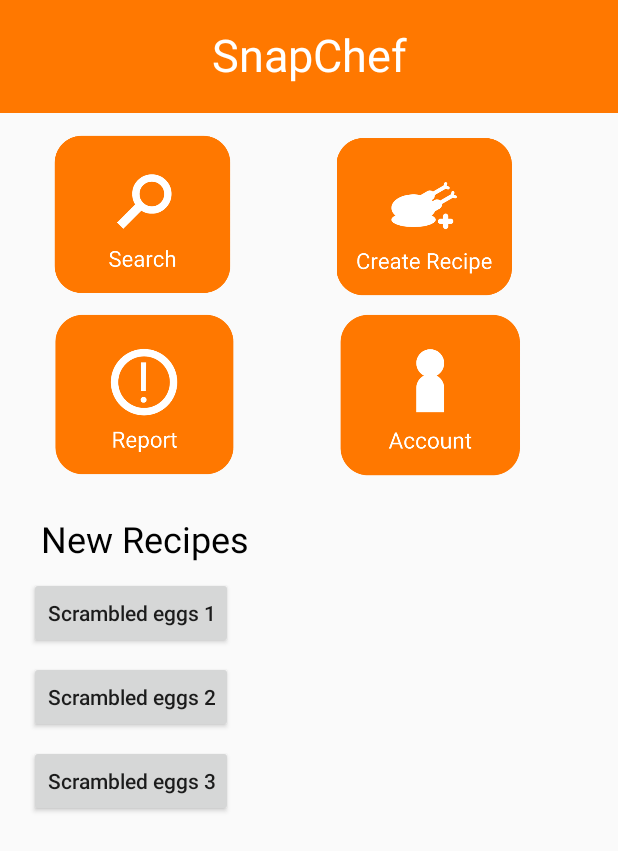
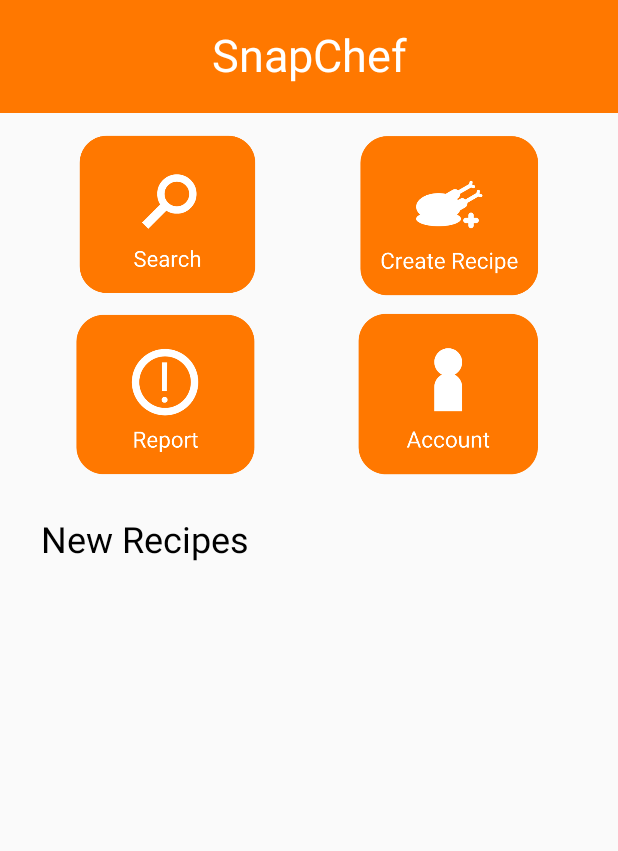
Before and after one commit to CP317-SnapChef/SnapChef, an Android app: the HomeView screen opened directly, with no data from a screen before it, on a phone screen of 412 x 824 dp. Shown: the top 851 px of the screen. Run offline under Robolectric (Android 15) with nearby library versions, the phone set to English and light mode, and no system bars; Roboto replaces fonts that are not available here.

Commit message:
cleaned up and aligned homeview

```diff
--- a/Android/SnapChef/app/src/main/java/app/snapchef/com/base/HomeView.java
+++ b/Android/SnapChef/app/src/main/java/app/snapchef/com/base/HomeView.java
@@ -65,38 +65,38 @@ public class HomeView extends AppCompatActivity {
             }
         });
 
-        viewButton = (Button)findViewById(R.id.viewRecipe);
-        //viewButton.setText(apiTESTActivity.recipeList[0].getRecipeName());
-        viewButton.setOnClickListener(new View.OnClickListener() {
-            @Override
-            public void onClick(View v) {
-                chooseRecipe = 0;
-                intent = new Intent(getApplicationContext(),ViewRecipeView.class);
-                startActivity(intent);
-            }
-        });
-
-        viewButton2 = (Button)findViewById(R.id.viewRecipe2);
-        //viewButton.setText(apiTESTActivity.recipeList[0].getRecipeName());
-        viewButton2.setOnClickListener(new View.OnClickListener() {
-            @Override
-            public void onClick(View v) {
-                chooseRecipe = 1;
-                intent = new Intent(getApplicationContext(),ViewRecipeView.class);
-                startActivity(intent);
-            }
-        });
-
-        viewButton3 = (Button)findViewById(R.id.viewRecipe3);
-        //viewButton.setText(apiTESTActivity.recipeList[0].getRecipeName());
-        viewButton3.setOnClickListener(new View.OnClickListener() {
-            @Override
-            public void onClick(View v) {
-                chooseRecipe = 2;
-                intent = new Intent(getApplicationContext(),ViewRecipeView.class);
-                startActivity(intent);
-            }
-        });
+//        viewButton = (Button)findViewById(R.id.viewRecipe);
+//        //viewButton.setText(apiTESTActivity.recipeList[0].getRecipeName());
+//        viewButton.setOnClickListener(new View.OnClickListener() {
+//            @Override
+//            public void onClick(View v) {
+//                chooseRecipe = 0;
+//                intent = new Intent(getApplicationContext(),ViewRecipeView.class);
+//                startActivity(intent);
+//            }
+//        });
+//
+//        viewButton2 = (Button)findViewById(R.id.viewRecipe2);
+//        //viewButton.setText(apiTESTActivity.recipeList[0].getRecipeName());
+//        viewButton2.setOnClickListener(new View.OnClickListener() {
+//            @Override
+//            public void onClick(View v) {
+//                chooseRecipe = 1;
+//                intent = new Intent(getApplicationContext(),ViewRecipeView.class);
+//                startActivity(intent);
+//            }
+//        });
+//
+//        viewButton3 = (Button)findViewById(R.id.viewRecipe3);
+//        //viewButton.setText(apiTESTActivity.recipeList[0].getRecipeName());
+//        viewButton3.setOnClickListener(new View.OnClickListener() {
+//            @Override
+//            public void onClick(View v) {
+//                chooseRecipe = 2;
+//                intent = new Intent(getApplicationContext(),ViewRecipeView.class);
+//                startActivity(intent);
+//            }
+//        });
 
     }
 
--- a/Android/SnapChef/app/src/main/res/layout/activity_home_view.xml
+++ b/Android/SnapChef/app/src/main/res/layout/activity_home_view.xml
@@ -42,10 +42,10 @@
 
     <ImageButton
         android:id="@+id/searchButton"
-        android:layout_width="118dp"
+        android:layout_width="123dp"
         android:layout_height="111dp"
-        android:layout_marginStart="36dp"
-        android:layout_marginLeft="36dp"
+        android:layout_marginStart="50dp"
+        android:layout_marginLeft="50dp"
         android:layout_marginTop="88dp"
         android:background="@null"
         android:scaleType="centerCrop"
@@ -56,17 +56,17 @@
 
     <ImageButton
         android:id="@+id/createRecipeButton"
-        android:layout_width="118dp"
+        android:layout_width="123dp"
         android:layout_height="111dp"
         android:layout_marginStart="8dp"
         android:layout_marginLeft="8dp"
-        android:layout_marginTop="88dp"
-        android:layout_marginEnd="36dp"
-        android:layout_marginRight="36dp"
+        android:layout_marginTop="87dp"
+        android:layout_marginEnd="50dp"
+        android:layout_marginRight="50dp"
         android:background="@null"
         android:scaleType="centerCrop"
         app:layout_constraintEnd_toEndOf="parent"
-        app:layout_constraintHorizontal_bias="0.656"
+        app:layout_constraintHorizontal_bias="1.0"
         app:layout_constraintStart_toEndOf="@+id/searchButton"
         app:layout_constraintTop_toTopOf="parent"
         app:srcCompat="@drawable/createrecipe"
@@ -76,8 +76,8 @@
         android:id="@+id/reportButton"
         android:layout_width="123dp"
         android:layout_height="111dp"
-        android:layout_marginStart="36dp"
-        android:layout_marginLeft="36dp"
+        android:layout_marginStart="50dp"
+        android:layout_marginLeft="50dp"
         android:layout_marginTop="8dp"
         android:background="@null"
         android:scaleType="centerCrop"
@@ -93,12 +93,12 @@
         android:layout_marginStart="8dp"
         android:layout_marginLeft="8dp"
         android:layout_marginTop="8dp"
-        android:layout_marginEnd="35dp"
-        android:layout_marginRight="35dp"
+        android:layout_marginEnd="50dp"
+        android:layout_marginRight="50dp"
         android:background="@null"
         android:scaleType="centerCrop"
         app:layout_constraintEnd_toEndOf="parent"
-        app:layout_constraintHorizontal_bias="0.689"
+        app:layout_constraintHorizontal_bias="1.0"
         app:layout_constraintStart_toEndOf="@+id/reportButton"
         app:layout_constraintTop_toBottomOf="@+id/createRecipeButton"
         app:srcCompat="@drawable/account"
@@ -131,7 +131,7 @@
                 android:layout_width="wrap_content"
                 android:layout_height="42dp"
                 android:layout_alignParentTop="true"
-                android:layout_centerHorizontal="true"
+                android:layout_centerVertical="true"
                 android:layout_marginStart="8dp"
                 android:layout_marginLeft="8dp"
                 android:layout_marginTop="16dp"
@@ -147,38 +147,6 @@
                 app:layout_constraintTop_toTopOf="parent"
                 tools:ignore="HardcodedText,ObsoleteLayoutParam" />
 
-            <Button
-                android:id="@+id/viewRecipe"
-                android:layout_width="wrap_content"
-                android:layout_height="wrap_content"
-                android:layout_marginBottom="8dp"
-                android:text="Scrambled eggs 1"
-                app:layout_constraintBottom_toBottomOf="@+id/scrollView4"
-                app:layout_constraintEnd_toEndOf="parent"
-                app:layout_constraintStart_toStartOf="parent"
-                app:layout_constraintTop_toTopOf="@+id/scrollView4" />
-
-            <Button
-                android:id="@+id/viewRecipe2"
-                android:layout_width="wrap_content"
-                android:layout_height="wrap_content"
-                android:layout_marginBottom="8dp"
-                android:text="Scrambled eggs 2"
-                app:layout_constraintBottom_toBottomOf="@+id/scrollView4"
-                app:layout_constraintEnd_toEndOf="parent"
-                app:layout_constraintStart_toStartOf="parent"
-                app:layout_constraintTop_toTopOf="@+id/scrollView4" />
-
-            <Button
-                android:id="@+id/viewRecipe3"
-                android:layout_width="wrap_content"
-                android:layout_height="wrap_content"
-                android:layout_marginBottom="8dp"
-                android:text="Scrambled eggs 3"
-                app:layout_constraintBottom_toBottomOf="@+id/scrollView4"
-                app:layout_constraintEnd_toEndOf="parent"
-                app:layout_constraintStart_toStartOf="parent"
-                app:layout_constraintTop_toTopOf="@+id/scrollView4" />
 
 
         </LinearLayout>
```
